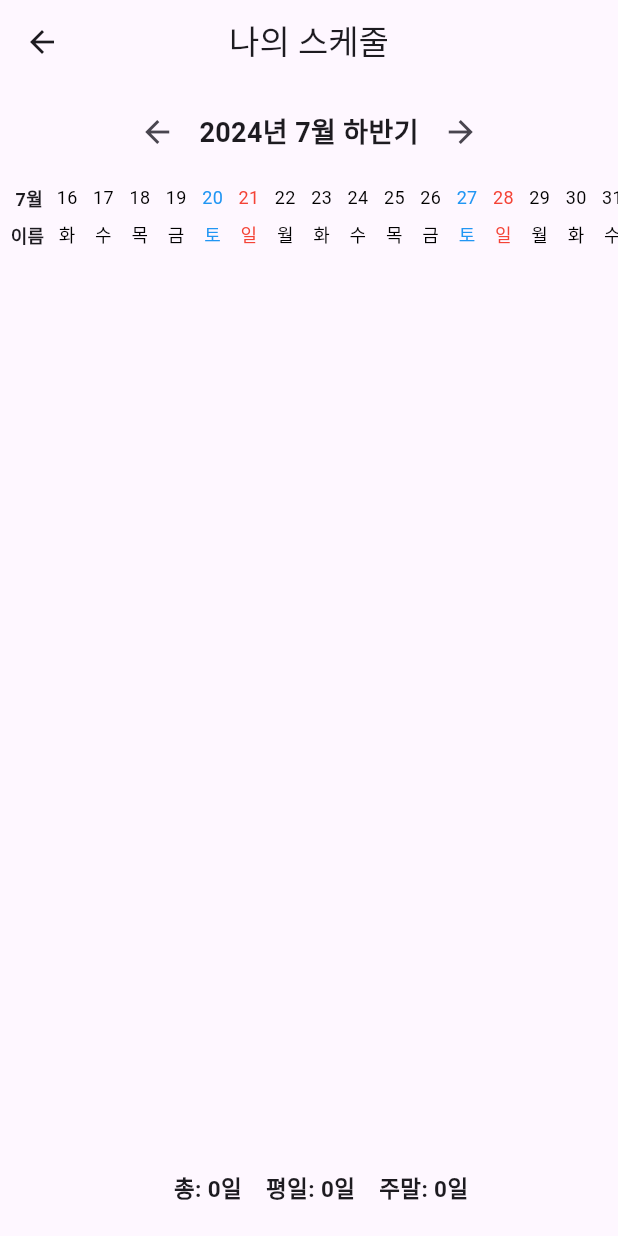
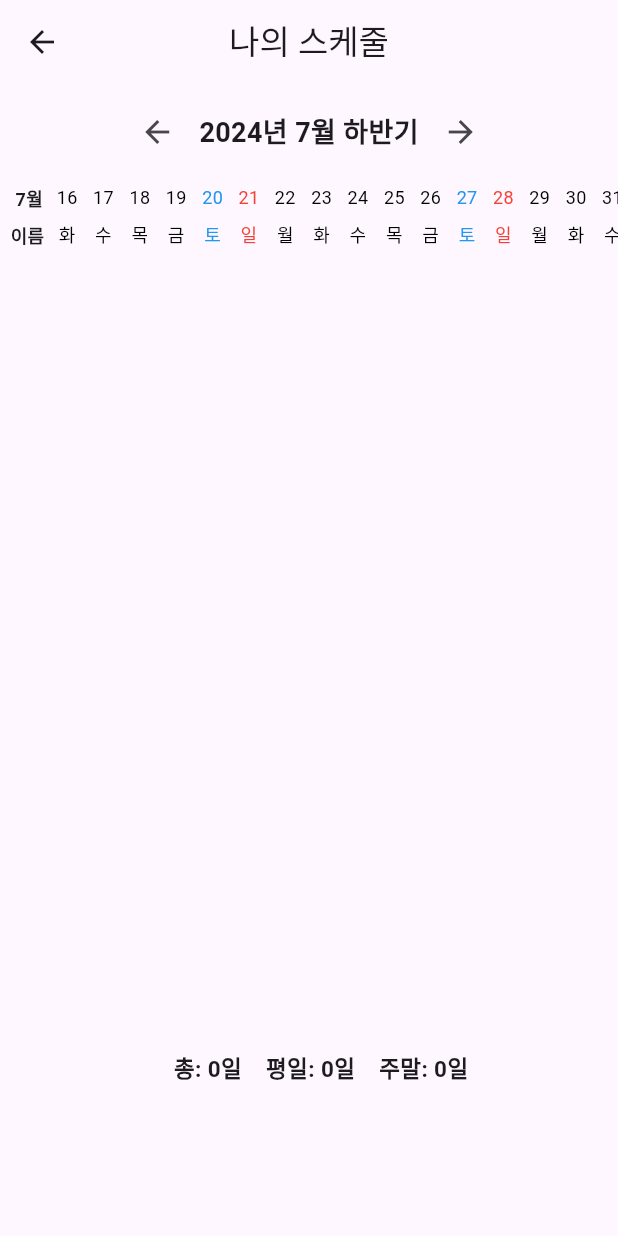
Before and after one commit to hokkihiroo/husky-team, a Flutter app: the MySchedule screen opened directly with empty values, on a phone screen of 412 x 824 dp. Run offline on Flutter 3.47's test engine with Material 3 defaults, Android fonts, the phone set to English and light mode, and no system bars; our stand-ins replace cloud_firestore, firebase_auth, firebase_core, firebase_messaging, flutter_local_notifications, googleapis_auth and 1 more; missing offline and left inert: telephony; accounts and stored records are empty.

Commit message:
07/15/넓이수정

```diff
--- a/lib/1insa/newSchedule/newSchedule.dart
+++ b/lib/1insa/newSchedule/newSchedule.dart
@@ -174,7 +174,7 @@ class _SchedulePageState extends State<SchedulePage> {
                 ),
                 Container(
                   height: 360,
-                  width: 450,
+                  width: MediaQuery.of(context).size.width,
                   child: SafeArea(
                     child: ListView(
                       scrollDirection: Axis.horizontal,
--- a/lib/5mypage/management/manegement/4scchedule/4scheduleConfig.dart
+++ b/lib/5mypage/management/manegement/4scchedule/4scheduleConfig.dart
@@ -184,7 +184,7 @@ class _ScheduleConfigState extends State<ScheduleConfig> {
 
                 Container(
                   height: 380,
-                  width: 450,
+                  width: MediaQuery.of(context).size.width,
                   child: SafeArea(
                     child: ListView(
                       scrollDirection: Axis.horizontal,
--- a/lib/5mypage/myschedule/myschedule.dart
+++ b/lib/5mypage/myschedule/myschedule.dart
@@ -348,7 +348,7 @@ class _MyScheduleState extends State<MySchedule> {
                 ],
               ),
               SizedBox(
-                height: 20,
+                height: 100,
               ),
             ],
           );
--- a/pubspec.yaml
+++ b/pubspec.yaml
@@ -16,7 +16,7 @@ publish_to: 'none' # Remove this line if you wish to publish to pub.dev
 # https://developer.apple.com/library/archive/documentation/General/Reference/InfoPlistKeyReference/Articles/CoreFoundationKeys.html
 # In Windows, build-name is used as the major, minor, and patch parts
 # of the product and file versions while build-number is used as the build suffix.
-version: 1.0.2+9
+version: 1.0.2+11
 
 environment:
   sdk: '>=3.1.4 <4.0.0'
```
